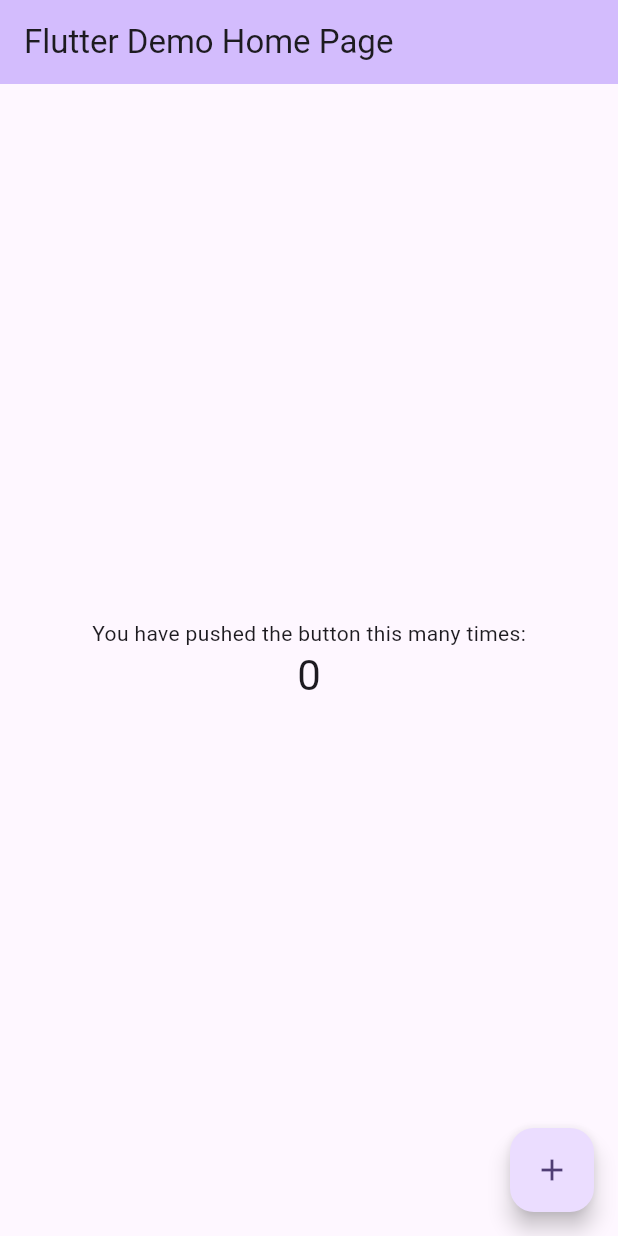
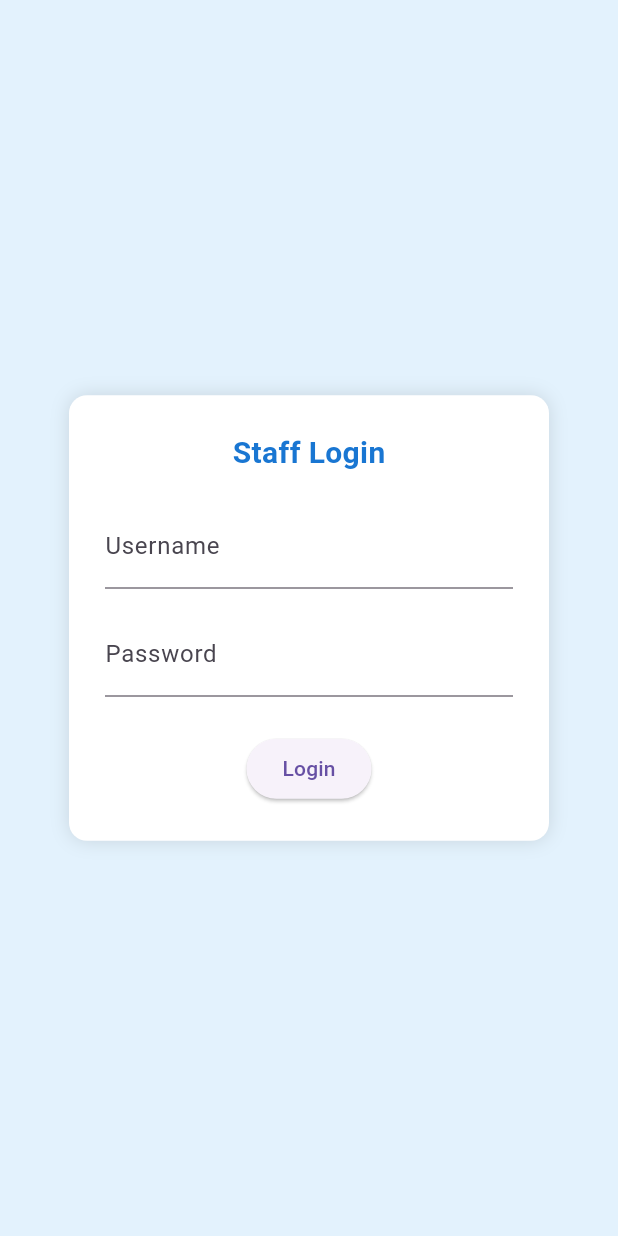
Before and after one commit to mksirisooriya/flutter_staff_login2, a Flutter app: the screen it shows after launch, on a phone screen of 412 x 824 dp. Run offline on Flutter 3.47's test engine with Material 3 defaults, Android fonts, the light colour scheme and no system bars.

Commit message:
UI For Staff Login Screen

```diff
--- a/lib/main.dart
+++ b/lib/main.dart
@@ -1,125 +1,96 @@
 import 'package:flutter/material.dart';
 
 void main() {
-  runApp(const MyApp());
+  runApp(MyApp());
 }
 
 class MyApp extends StatelessWidget {
-  const MyApp({super.key});
-
-  // This widget is the root of your application.
   @override
   Widget build(BuildContext context) {
     return MaterialApp(
-      title: 'Flutter Demo',
-      theme: ThemeData(
-        // This is the theme of your application.
-        //
-        // TRY THIS: Try running your application with "flutter run". You'll see
-        // the application has a purple toolbar. Then, without quitting the app,
-        // try changing the seedColor in the colorScheme below to Colors.green
-        // and then invoke "hot reload" (save your changes or press the "hot
-        // reload" button in a Flutter-supported IDE, or press "r" if you used
-        // the command line to start the app).
-        //
-        // Notice that the counter didn't reset back to zero; the application
-        // state is not lost during the reload. To reset the state, use hot
-        // restart instead.
-        //
-        // This works for code too, not just values: Most code changes can be
-        // tested with just a hot reload.
-        colorScheme: ColorScheme.fromSeed(seedColor: Colors.deepPurple),
-        useMaterial3: true,
-      ),
-      home: const MyHomePage(title: 'Flutter Demo Home Page'),
+      title: 'Staff Login',
+      home: LoginScreen(),
+      debugShowCheckedModeBanner: false,
     );
   }
 }
 
-class MyHomePage extends StatefulWidget {
-  const MyHomePage({super.key, required this.title});
+class LoginScreen extends StatefulWidget {
+  @override
+  State<LoginScreen> createState() => _LoginScreenState();
+}
 
-  // This widget is the home page of your application. It is stateful, meaning
-  // that it has a State object (defined below) that contains fields that affect
-  // how it looks.
+class _LoginScreenState extends State<LoginScreen> {
+  final _formKey = GlobalKey<FormState>();
+  final _usernameController = TextEditingController();
+  final _passwordController = TextEditingController();
 
-  // This class is the configuration for the state. It holds the values (in this
-  // case the title) provided by the parent (in this case the App widget) and
-  // used by the build method of the State. Fields in a Widget subclass are
-  // always marked "final".
-
-  final String title;
+  void _submitForm() {
+    if (_formKey.currentState!.validate()) {
+      ScaffoldMessenger.of(context).showSnackBar(
+        SnackBar(content: Text('Logging in...')),
+      );
+    }
+  }
 
   @override
-  State<MyHomePage> createState() => _MyHomePageState();
-}
-
-class _MyHomePageState extends State<MyHomePage> {
-  int _counter = 0;
-
-  void _incrementCounter() {
-    setState(() {
-      // This call to setState tells the Flutter framework that something has
-      // changed in this State, which causes it to rerun the build method below
-      // so that the display can reflect the updated values. If we changed
-      // _counter without calling setState(), then the build method would not be
-      // called again, and so nothing would appear to happen.
-      _counter++;
-    });
+  void dispose() {
+    _usernameController.dispose();
+    _passwordController.dispose();
+    super.dispose();
   }
 
   @override
   Widget build(BuildContext context) {
-    // This method is rerun every time setState is called, for instance as done
-    // by the _incrementCounter method above.
-    //
-    // The Flutter framework has been optimized to make rerunning build methods
-    // fast, so that you can just rebuild anything that needs updating rather
-    // than having to individually change instances of widgets.
     return Scaffold(
-      appBar: AppBar(
-        // TRY THIS: Try changing the color here to a specific color (to
-        // Colors.amber, perhaps?) and trigger a hot reload to see the AppBar
-        // change color while the other colors stay the same.
-        backgroundColor: Theme.of(context).colorScheme.inversePrimary,
-        // Here we take the value from the MyHomePage object that was created by
-        // the App.build method, and use it to set our appbar title.
-        title: Text(widget.title),
-      ),
+      backgroundColor: Colors.blue.shade50,
       body: Center(
-        // Center is a layout widget. It takes a single child and positions it
-        // in the middle of the parent.
-        child: Column(
-          // Column is also a layout widget. It takes a list of children and
-          // arranges them vertically. By default, it sizes itself to fit its
-          // children horizontally, and tries to be as tall as its parent.
-          //
-          // Column has various properties to control how it sizes itself and
-          // how it positions its children. Here we use mainAxisAlignment to
-          // center the children vertically; the main axis here is the vertical
-          // axis because Columns are vertical (the cross axis would be
-          // horizontal).
-          //
-          // TRY THIS: Invoke "debug painting" (choose the "Toggle Debug Paint"
-          // action in the IDE, or press "p" in the console), to see the
-          // wireframe for each widget.
-          mainAxisAlignment: MainAxisAlignment.center,
-          children: <Widget>[
-            const Text(
-              'You have pushed the button this many times:',
+        child: Container(
+          width: 320,
+          padding: const EdgeInsets.all(24.0),
+          decoration: BoxDecoration(
+            color: Colors.white,
+            borderRadius: BorderRadius.circular(12),
+            boxShadow: [BoxShadow(color: Colors.black12, blurRadius: 10)],
+          ),
+          child: Form(
+            key: _formKey,
+            child: Column(
+              mainAxisSize: MainAxisSize.min,
+              children: [
+                Text(
+                  'Staff Login',
+                  style: TextStyle(
+                    fontSize: 20,
+                    fontWeight: FontWeight.bold,
+                    color: Colors.blue.shade700,
+                  ),
+                ),
+                const SizedBox(height: 20),
+                TextFormField(
+                  controller: _usernameController,
+                  decoration: InputDecoration(labelText: 'Username'),
+                  validator: (value) =>
+                      value == null || value.isEmpty ? 'Enter username' : null,
+                ),
+                const SizedBox(height: 16),
+                TextFormField(
+                  controller: _passwordController,
+                  obscureText: true,
+                  decoration: InputDecoration(labelText: 'Password'),
+                  validator: (value) =>
+                      value == null || value.isEmpty ? 'Enter password' : null,
+                ),
+                const SizedBox(height: 24),
+                ElevatedButton(
+                  onPressed: _submitForm,
+                  child: Text('Login'),
+                ),
+              ],
             ),
-            Text(
-              '$_counter',
-              style: Theme.of(context).textTheme.headlineMedium,
-            ),
-          ],
+          ),
         ),
       ),
-      floatingActionButton: FloatingActionButton(
-        onPressed: _incrementCounter,
-        tooltip: 'Increment',
-        child: const Icon(Icons.add),
-      ), // This trailing comma makes auto-formatting nicer for build methods.
     );
   }
 }
--- a/pubspec.yaml
+++ b/pubspec.yaml
@@ -34,6 +34,8 @@ dependencies:
   # The following adds the Cupertino Icons font to your application.
   # Use with the CupertinoIcons class for iOS style icons.
   cupertino_icons: ^1.0.8
+  dio: ^5.8.0+1
+  flutter_bloc: ^9.1.1
 
 dev_dependencies:
   flutter_test:
```
Also changed, not shown: pubspec.lock, 1 other file.
